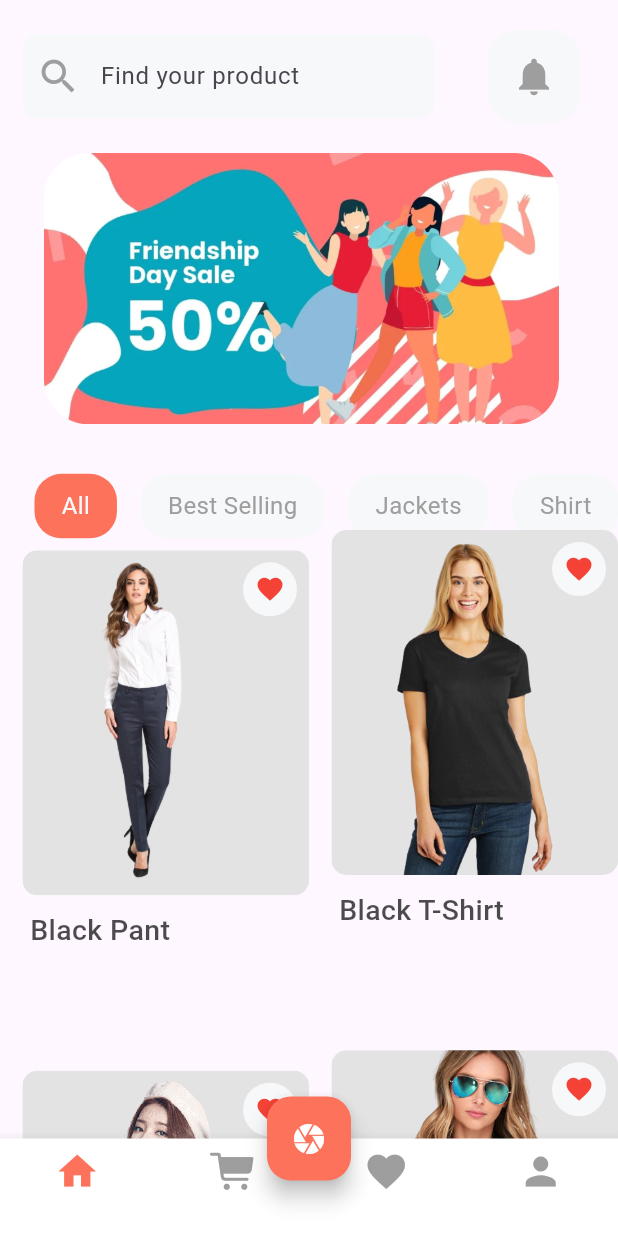
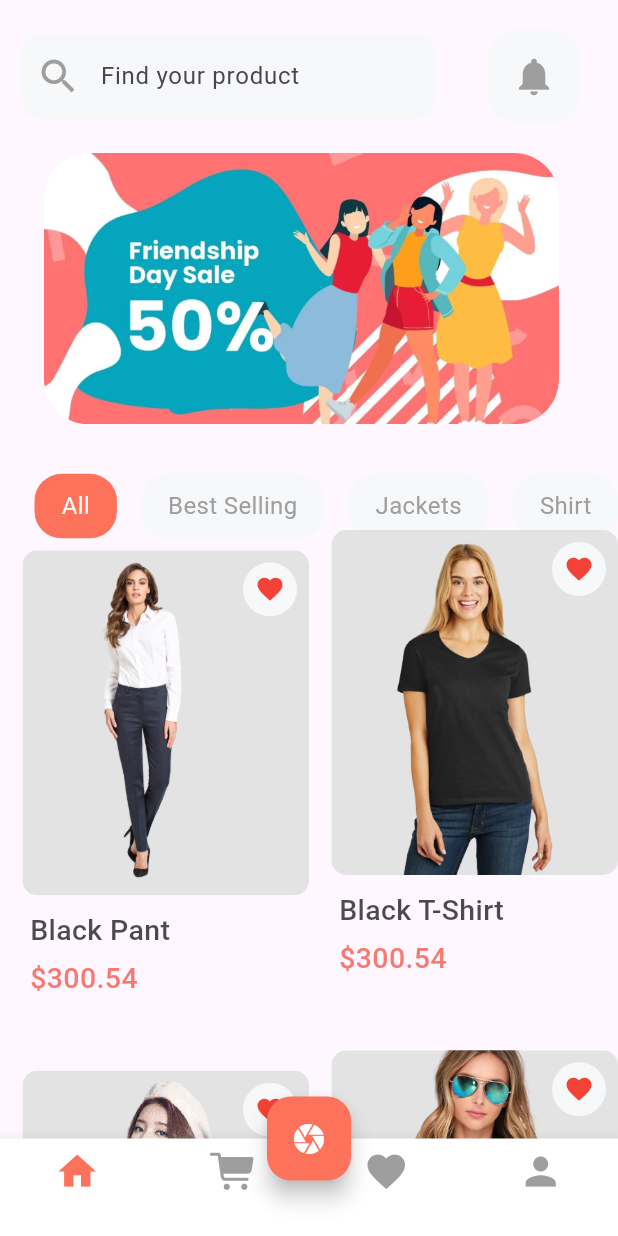
Before and after one commit to iyamujoshua/shopping_app, a Flutter app: the screen it shows after launch, on a phone screen of 412 x 824 dp. Run offline on Flutter 3.47's test engine with Material 2 defaults, Android fonts, the phone set to English and light mode, and no system bars.

Commit message:
productScreen

```diff
--- a/lib/widgets/product_card.dart
+++ b/lib/widgets/product_card.dart
@@ -1,4 +1,6 @@
 import 'package:flutter/material.dart';
+
+import '../screens/productScreen.dart';
 
 class productCard extends StatelessWidget {
   // const productCard({super.key});
@@ -16,12 +18,19 @@ class productCard extends StatelessWidget {
             child: Stack(
               children: [
                 InkWell(
-                  onTap: (){},
-                   child:   Image.asset("asset/${img}.png",
+                    onTap: () {
+                      Navigator.push(
+                          context,
+                          MaterialPageRoute(
+                              builder: (context) => productScreen(img)));
+                    },
+                    child: Image.asset(
+                      "asset/${img}.png",
                       fit: BoxFit.cover,
-                    height: 230,)
-                ),
-                Padding(padding: EdgeInsets.all(8),
+                      height: 230,
+                    )),
+                Padding(
+                  padding: EdgeInsets.all(8),
                   child: Align(
                     alignment: Alignment.topRight,
                     child: Container(
@@ -38,28 +47,44 @@ class productCard extends StatelessWidget {
                     ),
                   ),
                 ),
-
               ],
             ),
           ),
         ),
-        SizedBox(height: 10,),
-        Padding(padding: EdgeInsets.only(left: 5,),
+        SizedBox(
+          height: 10,
+        ),
+        Padding(
+          padding: EdgeInsets.only(
+            left: 5,
+          ),
           child: Align(
             alignment: Alignment.centerLeft,
             child: Column(
               crossAxisAlignment: CrossAxisAlignment.start,
               children: [
-              Text(img, style: TextStyle(
+                Text(
+                  img,
+                  style: TextStyle(
                     fontSize: 19,
                     fontWeight: FontWeight.w500,
                     color: Colors.black.withOpacity(0.7),
                   ),
-                )
+                ),
+                SizedBox(
+                  height: 5,
+                ),
+                Text(
+                  "\$300.54",
+                  style: TextStyle(
+                    fontSize: 19,
+                    fontWeight: FontWeight.w500,
+                    color: Colors.red.withOpacity(0.7),
+                  ),
+                ),
               ],
             ),
           ),
-
         )
       ],
     );
```
Also changed, not shown: lib/screens/productScreen.dart (added, +12 -0 lines). Lines whose indentation alone changed are shown as unchanged.
